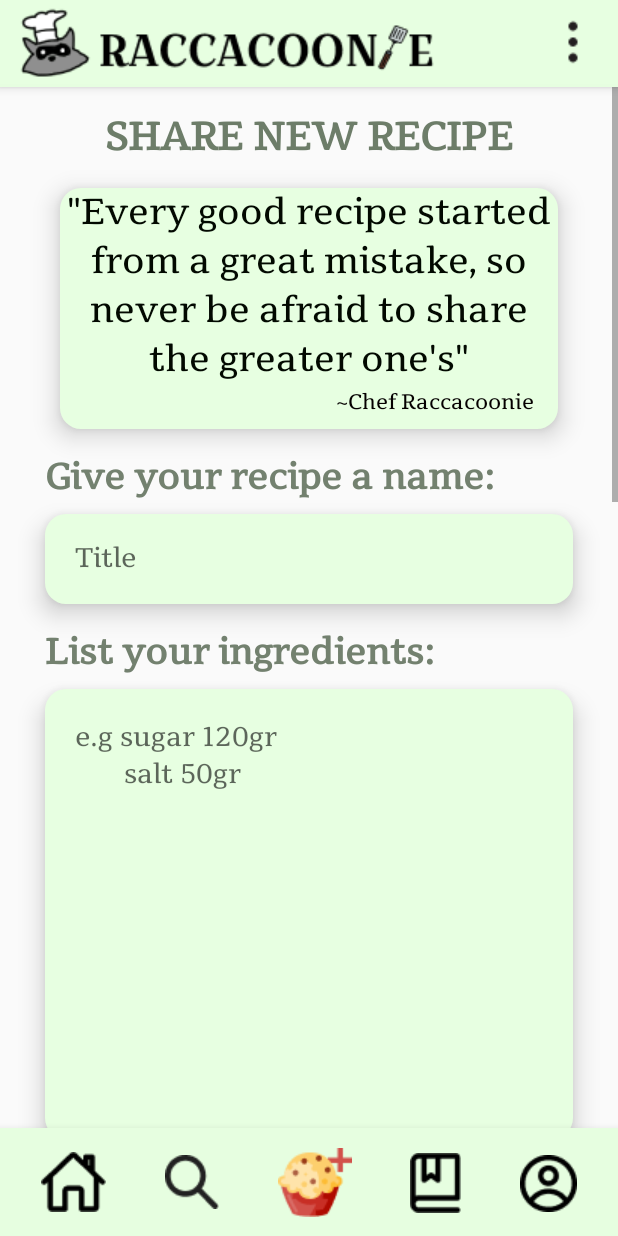
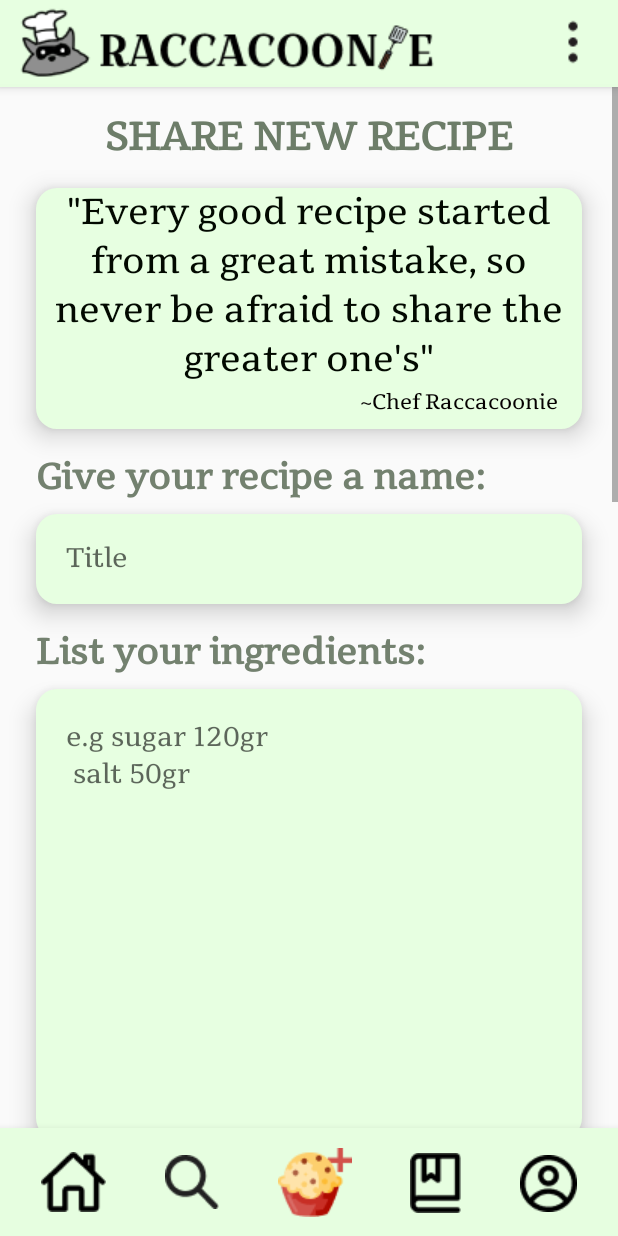
Before and after one commit to dmalamati/Raccacoonie, an Android app: the Create_Activity screen opened directly, with no data from a screen before it, on a phone screen of 412 x 824 dp. Run offline under Robolectric (Android 15) with nearby library versions, the phone set to English and light mode, and no system bars.

Commit message:
bottom_sheet_layout.xml fix & spinner fix

```diff
--- /dev/null
+++ b/app/src/main/res/drawable/arrow_drop_down.xml
@@ -0,0 +1,5 @@
+<vector android:height="24dp" android:tint="#B6BEB4"
+    android:viewportHeight="24" android:viewportWidth="24"
+    android:width="24dp" xmlns:android="http://schemas.android.com/apk/res/android">
+    <path android:fillColor="@android:color/white" android:pathData="M12,2C6.48,2 2,6.48 2,12s4.48,10 10,10 10,-4.48 10,-10S17.52,2 12,2zM12,14l-4,-4h8l-4,4z"/>
+</vector>
--- /dev/null
+++ b/app/src/main/res/drawable/edit_icon.xml
@@ -0,0 +1,5 @@
+<vector android:height="24dp" android:tint="#08080A"
+    android:viewportHeight="24" android:viewportWidth="24"
+    android:width="24dp" xmlns:android="http://schemas.android.com/apk/res/android">
+    <path android:fillColor="@android:color/white" android:pathData="M3,17.25V21h3.75L17.81,9.94l-3.75,-3.75L3,17.25zM20.71,7.04c0.39,-0.39 0.39,-1.02 0,-1.41l-2.34,-2.34c-0.39,-0.39 -1.02,-0.39 -1.41,0l-1.83,1.83 3.75,3.75 1.83,-1.83z"/>
+</vector>
--- /dev/null
+++ b/app/src/main/res/drawable/style_spinner.xml
@@ -0,0 +1,17 @@
+<?xml version="1.0" encoding="utf-8"?>
+<selector xmlns:android="http://schemas.android.com/apk/res/android">
+    <item>
+        <layer-list>
+            <item>
+                <shape android:shape="rectangle">
+                    <solid android:color="#E7FFE1"/>
+                    <corners android:radius="14dp"/>
+                    <padding android:right="10dp"/>
+                </shape>
+            </item>
+            <item android:drawable="@drawable/arrow_drop_down" android:gravity="center|end"/>
+
+        </layer-list>
+    </item>
+
+</selector>
--- a/app/src/main/res/layout/activity_create.xml
+++ b/app/src/main/res/layout/activity_create.xml
@@ -191,9 +191,9 @@
                 android:id="@+id/textViewQuote"
                 android:layout_width="0dp"
                 android:layout_height="wrap_content"
-                android:layout_marginStart="40dp"
+                android:layout_marginStart="24dp"
                 android:layout_marginTop="16dp"
-                android:layout_marginEnd="40dp"
+                android:layout_marginEnd="24dp"
                 android:background="@drawable/round_corner_green"
                 android:elevation="10dp"
                 android:fontFamily="@font/tienne"
@@ -213,9 +213,9 @@
                 android:id="@+id/textView_recipe_execution"
                 android:layout_width="0dp"
                 android:layout_height="wrap_content"
-                android:layout_marginStart="30dp"
+                android:layout_marginStart="24dp"
                 android:layout_marginTop="16dp"
-                android:layout_marginEnd="30dp"
+                android:layout_marginEnd="24dp"
                 android:fontFamily="@font/tienne"
                 android:text="@string/now_spill_the_tea"
                 android:textColor="#73816F"
@@ -229,9 +229,9 @@
                 android:id="@+id/textView_recipe_ingredients"
                 android:layout_width="0dp"
                 android:layout_height="wrap_content"
-                android:layout_marginStart="30dp"
+                android:layout_marginStart="24dp"
                 android:layout_marginTop="16dp"
-                android:layout_marginEnd="30dp"
+                android:layout_marginEnd="24dp"
                 android:fontFamily="@font/tienne"
                 android:text="@string/list_your_ingredients"
                 android:textColor="#73816F"
@@ -245,9 +245,9 @@
                 android:id="@+id/editText_recipe_title"
                 android:layout_width="0dp"
                 android:layout_height="60dp"
-                android:layout_marginStart="30dp"
+                android:layout_marginStart="24dp"
                 android:layout_marginTop="8dp"
-                android:layout_marginEnd="30dp"
+                android:layout_marginEnd="24dp"
                 android:background="@drawable/round_corner_green"
                 android:elevation="10dp"
                 android:ems="10"
@@ -263,9 +263,9 @@
                 android:id="@+id/textView_recipe_name"
                 android:layout_width="0dp"
                 android:layout_height="wrap_content"
-                android:layout_marginStart="30dp"
+                android:layout_marginStart="24dp"
                 android:layout_marginTop="16dp"
-                android:layout_marginEnd="30dp"
+                android:layout_marginEnd="24dp"
                 android:fontFamily="@font/tienne"
                 android:text="@string/give_your_recipe_a_name"
                 android:textColor="#73816F"
@@ -279,15 +279,15 @@
                 android:id="@+id/editText_recipe_ingredients"
                 android:layout_width="0dp"
                 android:layout_height="300dp"
-                android:layout_marginStart="30dp"
+                android:layout_marginStart="24dp"
                 android:layout_marginTop="8dp"
-                android:layout_marginEnd="30dp"
+                android:layout_marginEnd="24dp"
                 android:background="@drawable/round_corner_green"
                 android:elevation="10dp"
                 android:ems="10"
                 android:fontFamily="@font/tienne"
                 android:gravity="start|top"
-                android:hint="e.g sugar 120gr \n       salt 50gr"
+                android:hint="@string/e_g"
                 android:inputType="textMultiLine"
                 android:paddingHorizontal="20dp"
                 android:paddingVertical="20dp"
@@ -300,15 +300,15 @@
                 android:id="@+id/editText_recipe_execution"
                 android:layout_width="0dp"
                 android:layout_height="350dp"
-                android:layout_marginStart="30dp"
+                android:layout_marginStart="24dp"
                 android:layout_marginTop="8dp"
-                android:layout_marginEnd="30dp"
+                android:layout_marginEnd="24dp"
                 android:background="@drawable/round_corner_green"
                 android:elevation="10dp"
                 android:ems="10"
                 android:fontFamily="@font/tienne"
                 android:gravity="start|top"
-                android:hint="Execution"
+                android:hint="@string/execution"
                 android:inputType="textMultiLine"
                 android:paddingHorizontal="20dp"
                 android:paddingVertical="20dp"
@@ -320,9 +320,9 @@
                 android:id="@+id/textView_recipe_tags"
                 android:layout_width="0dp"
                 android:layout_height="71dp"
-                android:layout_marginStart="30dp"
+                android:layout_marginStart="24dp"
                 android:layout_marginTop="16dp"
-                android:layout_marginEnd="30dp"
+                android:layout_marginEnd="24dp"
                 android:fontFamily="@font/tienne"
                 android:text="@string/help_others_discover_your_recipe_by_adding"
                 android:textColor="#73816F"
@@ -336,10 +336,12 @@
                 android:id="@+id/spinner_category"
                 android:layout_width="0dp"
                 android:layout_height="60dp"
-                android:layout_marginStart="30dp"
+                android:layout_marginStart="24dp"
                 android:layout_marginTop="10dp"
-                android:layout_marginEnd="30dp"
+                android:layout_marginEnd="24dp"
                 android:entries="@array/category"
+                android:background="@drawable/style_spinner"
+                android:elevation="10dp"
                 android:fontFamily="@font/tienne"
                 android:paddingHorizontal="20dp"
                 android:textSize="30sp"
@@ -351,10 +353,12 @@
                 android:id="@+id/spinner_tag"
                 android:layout_width="0dp"
                 android:layout_height="60dp"
-                android:layout_marginStart="30dp"
+                android:layout_marginStart="24dp"
                 android:layout_marginTop="8dp"
-                android:layout_marginEnd="30dp"
+                android:layout_marginEnd="24dp"
                 android:entries="@array/tag"
+                android:background="@drawable/style_spinner"
+                android:elevation="10dp"
                 android:fontFamily="@font/tienne"
                 android:paddingHorizontal="20dp"
                 android:textSize="24sp"
@@ -366,13 +370,13 @@
                 android:id="@+id/autoCompleteTextView_country"
                 android:layout_width="0dp"
                 android:layout_height="60dp"
-                android:layout_marginStart="30dp"
+                android:layout_marginStart="24dp"
                 android:layout_marginTop="8dp"
-                android:layout_marginEnd="30dp"
+                android:layout_marginEnd="24dp"
                 android:background="@drawable/round_corner_green"
                 android:elevation="10dp"
                 android:fontFamily="@font/tienne"
-                android:hint="Country"
+                android:hint="@string/country"
                 android:paddingHorizontal="20dp"
                 android:textSize="18sp"
                 app:layout_constraintEnd_toEndOf="parent"
@@ -383,9 +387,9 @@
                 android:id="@+id/textView_add_photo"
                 android:layout_width="0dp"
                 android:layout_height="wrap_content"
-                android:layout_marginStart="30dp"
+                android:layout_marginStart="24dp"
                 android:layout_marginTop="16dp"
-                android:layout_marginEnd="30dp"
+                android:layout_marginEnd="24dp"
                 android:fontFamily="@font/tienne"
                 android:text="@string/consider_adding_a_photo"
                 android:textColor="#73816F"
--- a/app/src/main/res/layout/activity_search.xml
+++ b/app/src/main/res/layout/activity_search.xml
@@ -171,9 +171,9 @@
                 android:id="@+id/search_view"
                 android:layout_width="0dp"
                 android:layout_height="60dp"
-                android:layout_marginStart="30dp"
+                android:layout_marginStart="24dp"
                 android:layout_marginTop="16dp"
-                android:layout_marginEnd="30dp"
+                android:layout_marginEnd="24dp"
                 android:background="@drawable/round_corner_green"
                 android:elevation="10dp"
                 android:fontFamily="@font/tienne"
--- a/app/src/main/res/layout/activity_view_recipe.xml
+++ b/app/src/main/res/layout/activity_view_recipe.xml
@@ -190,11 +190,13 @@
                 android:layout_marginStart="24dp"
                 android:layout_marginTop="24dp"
                 android:layout_marginEnd="24dp"
+                android:layout_marginBottom="24dp"
                 android:fontFamily="@font/tienne"
                 android:text="@string/description"
                 android:textColor="#73816F"
                 android:textSize="24sp"
                 android:textStyle="bold"
+                app:layout_constraintBottom_toBottomOf="parent"
                 app:layout_constraintEnd_toEndOf="parent"
                 app:layout_constraintHorizontal_bias="1.0"
                 app:layout_constraintStart_toStartOf="parent"
--- a/app/src/main/res/values/strings.xml
+++ b/app/src/main/res/values/strings.xml
@@ -35,7 +35,7 @@
     <string name="my_profile">MY PROFILE</string>
     <string name="shared_recipes">shared recipes:</string>
     <string name="saved_recipes">SAVED RECIPES</string>
-    <string name="filters">filters</string>
+    <string name="filters">Filters</string>
     <string name="back">back</string>
     <string name="like">like</string>
     <string name="view_profile">view_profile</string>
@@ -49,6 +49,13 @@
     <string name="dislike_num">100m</string>
     <string name="profile_icon">profile_icon</string>
     <string name="papaki_username">\@username</string>
+    <string name="ingredients">Ingredients\n e.g milk, sugar, flour</string>
+    <string name="creator">Creator</string>
+    <string name="apply">APPLY</string>
+    <string name="clear_all">CLEAR ALL</string>
+    <string name="country">Country</string>
+    <string name="execution">Execution</string>
+    <string name="e_g">e.g sugar 120gr \n salt 50gr</string>
     <array name="category">
         <item>Category</item>
         <item>Dinner</item>
```
Also changed, not shown: app/src/main/res/layout/activity_profile.xml (+9 -7 lines), app/src/main/res/layout/activity_sign_up.xml (+9 -10 lines), app/src/main/res/layout/bottom_sheet_layout.xml (+14 -12 lines), app/src/main/res/drawable/log_in_big_text.png (deleted), app/src/main/res/drawable/log_in_text.png (deleted), app/src/main/res/drawable/my_profile_text.png (deleted), app/src/main/res/drawable/saved_recipes_text.png (deleted), app/src/main/res/drawable/share_recipe_text.png (deleted), app/src/main/res/drawable/sign_up_text.png (deleted), app/src/main/res/drawable/thoutghs_for_food.png (deleted).
